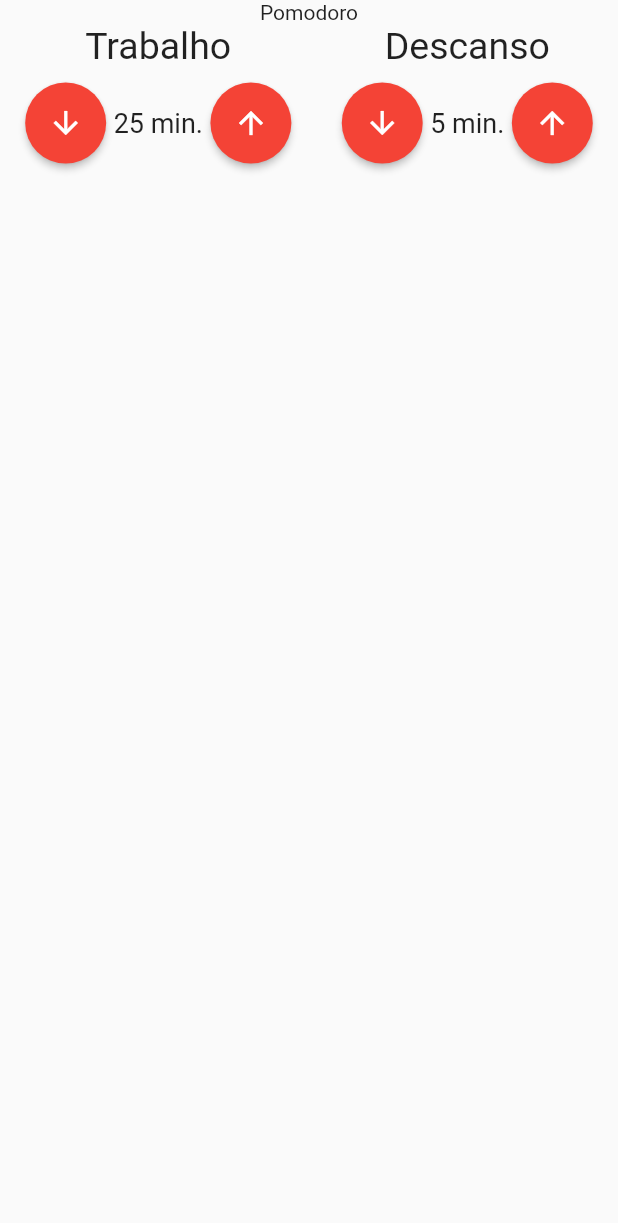
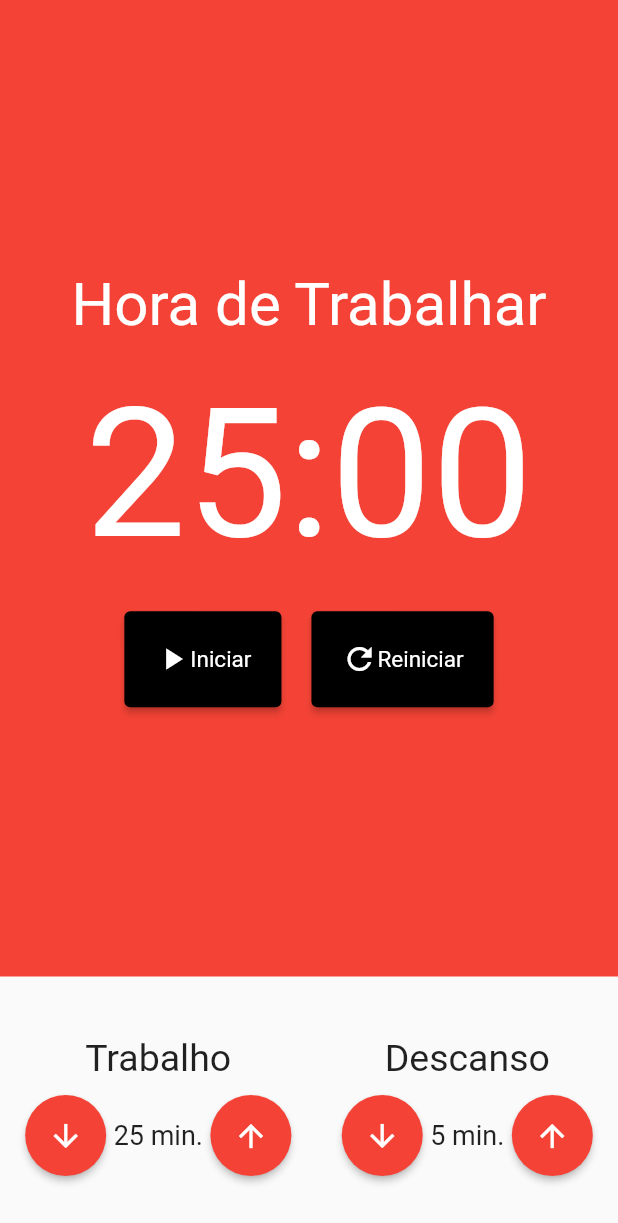
Before and after one commit to WesleyPizetta/pomodoro, a Flutter app: the screen it shows after launch, on a phone screen of 412 x 824 dp. Shown: the top 1223 px of the screen. Run offline on Flutter 3.47's test engine with Material 2 defaults, Android fonts, the phone set to English and light mode, and no system bars; our stand-ins replace mobx; generated files the repository leaves out were written again.

Commit message:
adicionando botoes no layout

```diff
--- /dev/null
+++ b/lib/components/Cronometro.dart
@@ -0,0 +1,48 @@
+import 'package:flutter/material.dart';
+import 'package:pomodoro/components/CronometroBotao.dart';
+
+class Cronometro extends StatelessWidget {
+  const Cronometro({Key? key}) : super(key: key);
+
+  @override
+  Widget build(BuildContext context) {
+    return Container(
+      color: Colors.red,
+      child: Column(
+        mainAxisAlignment: MainAxisAlignment.center,
+        children: [
+          Text(
+            'Hora de Trabalhar',
+            style: TextStyle(fontSize: 40, color: Colors.white),
+          ),
+          SizedBox(height: 20,),
+          Text(
+            '25:00',
+            style: TextStyle(
+              fontSize: 120,
+              color: Colors.white
+            ),
+          ),
+          SizedBox(height: 20,),
+          Row(
+            mainAxisAlignment: MainAxisAlignment.center,
+            children: [
+              Padding(
+                padding: const EdgeInsets.only(right: 10),
+                child: CronometroBotao(icone: Icons.play_arrow, texto: 'Iniciar'),
+              ),
+              //Padding(
+                //padding: const EdgeInsets.only(right: 10),
+                //child: CronometroBotao(icone: Icons.stop, texto: 'Parar'),
+              //),
+              Padding(
+                padding: const EdgeInsets.only(left: 10),
+                child: CronometroBotao(icone: Icons.refresh, texto: 'Reiniciar'),
+              )
+            ],
+          )
+        ],
+      ),
+    );
+  }
+}
--- /dev/null
+++ b/lib/components/CronometroBotao.dart
@@ -0,0 +1,40 @@
+import 'package:flutter/material.dart';
+
+class CronometroBotao extends StatelessWidget {
+  final String texto;
+  final IconData icone;
+
+  const CronometroBotao({
+    Key? key,
+    required this.icone,
+    required this.texto
+  }) : super(key: key);
+
+  @override
+  Widget build(BuildContext context) {
+    return ElevatedButton(
+      style: ElevatedButton.styleFrom(
+        primary: Colors.black,
+        padding: EdgeInsets.symmetric(
+          horizontal: 20,
+          vertical: 20
+        ),
+        textStyle: TextStyle(
+          fontSize: 15
+        )
+      ),
+        onPressed: () {},
+        child: Row(
+          children: [
+            Icon(
+              icone,
+            ),
+            Text(
+              texto,
+              style: TextStyle(),
+            )
+          ],
+        )
+    );
+  }
+}
--- a/lib/pages/pomodoro.dart
+++ b/lib/pages/pomodoro.dart
@@ -1,4 +1,5 @@
 import 'package:flutter/material.dart';
+import 'package:pomodoro/components/Cronometro.dart';
 import 'package:pomodoro/components/EntradaTempo.dart';
 
 class Pomodoro extends StatelessWidget {
@@ -8,14 +9,20 @@ class Pomodoro extends StatelessWidget {
   Widget build(BuildContext context) {
     return Scaffold(
       body: Column(
+        crossAxisAlignment: CrossAxisAlignment.stretch,
         children: [
-          Text('Pomodoro'),
-          Row(
-            mainAxisAlignment: MainAxisAlignment.spaceAround,
-            children: [
-              EntradaTempo(valor: 25, titulo: 'Trabalho'),
-              EntradaTempo(valor: 5, titulo: 'Descanso')
-            ],
+          Expanded(
+            child: Cronometro(),
+          ),
+          Padding(
+            padding: const EdgeInsets.symmetric(vertical: 40),
+            child: Row(
+              mainAxisAlignment: MainAxisAlignment.spaceAround,
+              children: [
+                EntradaTempo(valor: 25, titulo: 'Trabalho'),
+                EntradaTempo(valor: 5, titulo: 'Descanso')
+              ],
+            ),
           ),
         ],
       ),
```
